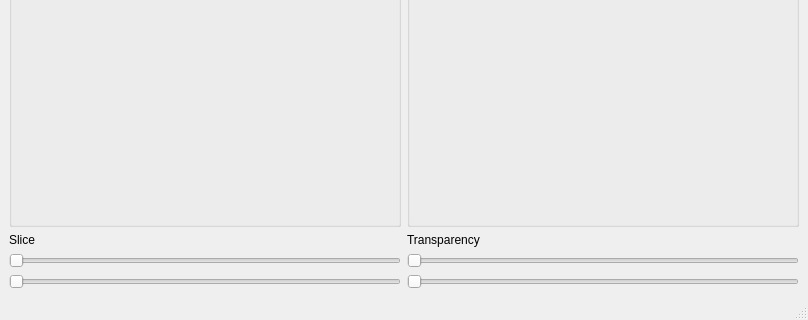
First picture: the form in core/gui/fview/fviewMainWindow.ui, repository jefferis/cmtk, before the edit; both pictures show x 0 to 808 and y 291 to 611 of the 808 by 611 pixel window.
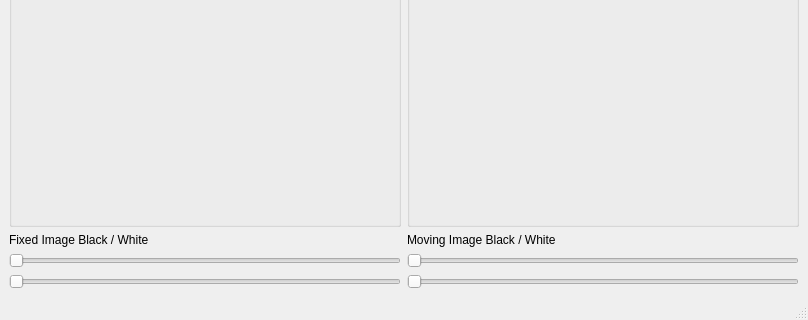
Second picture: the form after the edit.

Commit message: ADD: some code to extract fixed image slice

Patch:
```diff
--- a/core/gui/fview/fviewMainWindow.ui
+++ b/core/gui/fview/fviewMainWindow.ui
@@ -37,14 +37,14 @@
       <item row="3" column="0">
        <widget class="QLabel" name="bwLabelFix">
         <property name="text">
-         <string>Slice</string>
+         <string>Fixed Image Black / White</string>
         </property>
        </widget>
       </item>
       <item row="3" column="1">
        <widget class="QLabel" name="bwLabelMov">
         <property name="text">
-         <string>Transparency</string>
+         <string>Moving Image Black / White</string>
         </property>
        </widget>
       </item>
```
Left out of the diff: 44 changed lines with no effect on the pictures. The commit also changes 2 other files.
